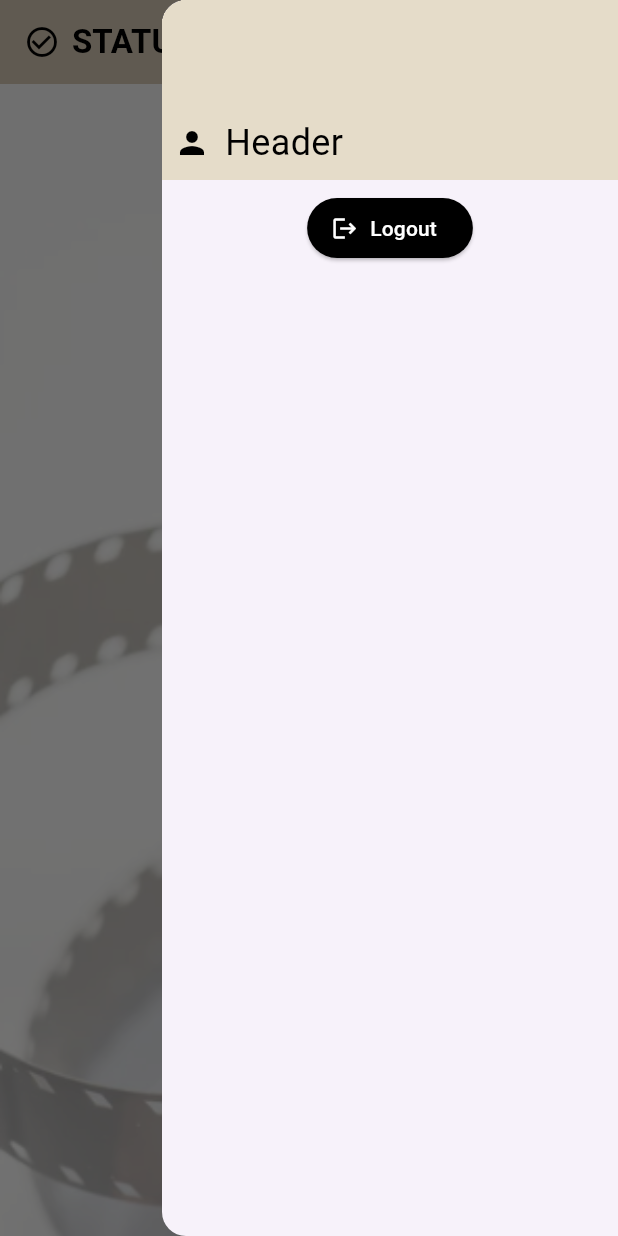
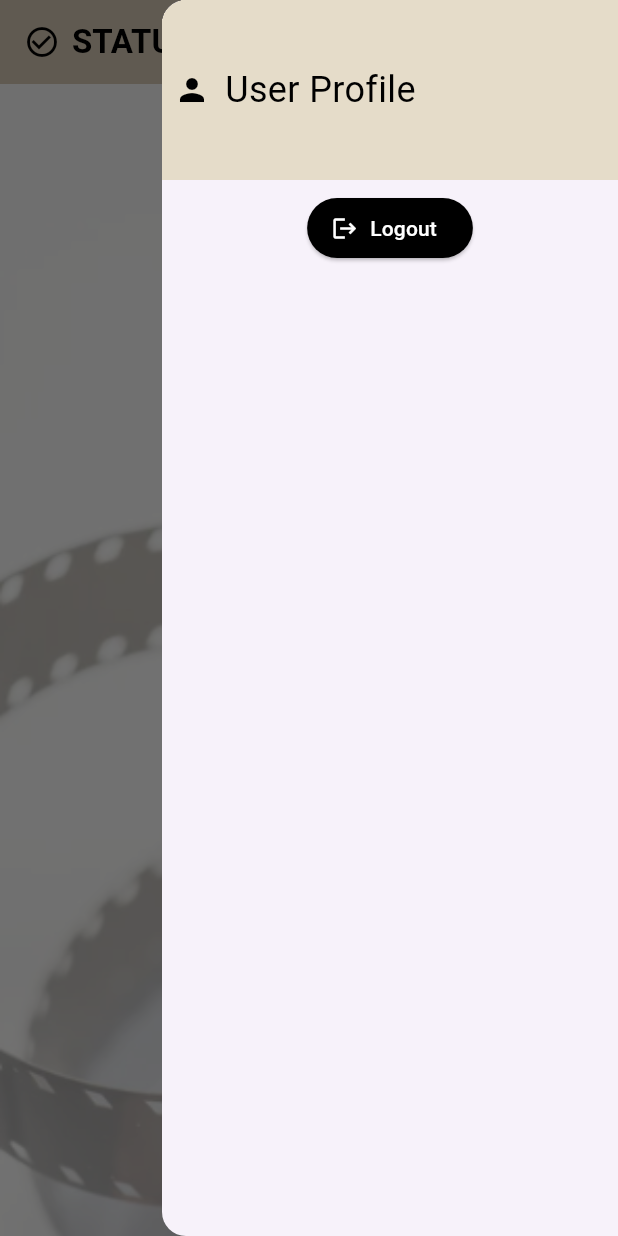
Before and after one commit to nerdchild6/borrow_movie_newdesign, a Flutter app: the StatusScreen screen opened directly, in the side drawer, after a tap on the "menu" icon, on a phone screen of 412 x 824 dp. Run offline on Flutter 3.47's test engine with Material 3 defaults, Android fonts, the phone set to English and light mode, and no system bars; our stand-ins replace image_picker, shared_preferences; missing offline and left inert: dart_jsonwebtoken; accounts and stored records are empty; network calls fail.

Commit message:
complete status page

```diff
--- a/lib/student/status_screen.dart
+++ b/lib/student/status_screen.dart
@@ -1,6 +1,11 @@
+import 'dart:async';
+import 'dart:convert';
+import 'package:intl/intl.dart';
+import 'package:dart_jsonwebtoken/dart_jsonwebtoken.dart';
 import 'package:flutter/material.dart';
 import 'package:borrow_movie/login_student.dart';
 import 'package:borrow_movie/student/main_screen.dart';
+import 'package:http/http.dart' as http;
 import 'package:shared_preferences/shared_preferences.dart';
 
 class StatusScreen extends StatefulWidget {
@@ -11,17 +16,19 @@ class StatusScreen extends StatefulWidget {
 }
 
 class _StatusScreenState extends State<StatusScreen> {
+  final String url = '172.25.199.86:3000';
+  bool isWaiting = false;
+  List<dynamic>? request;
+  String? userId;
 
   void confirmLogout() {
     showDialog(
       context: context,
       builder: (context) => AlertDialog(
-        title: const Text('Sure to logout?'),
+        title: const Text('Are you sure you want to logout?'),
         actions: [
           TextButton(
-            onPressed: () {
-              Navigator.pop(context);
-            },
+            onPressed: () => Navigator.pop(context),
             child: const Text('Cancel'),
           ),
           TextButton(
@@ -33,62 +40,47 @@ class _StatusScreenState extends State<StatusScreen> {
     );
   }
 
-  void logout() async {
-    // remove stored token
+  Future<void> logout() async {
     final prefs = await SharedPreferences.getInstance();
     await prefs.clear();
-    // await prefs.remove('token');
 
-
-    // to prevent warning of using context in async function
     if (!mounted) return;
-    // Cannot use only pushReplacement() because the dialog is showing
     Navigator.pushAndRemoveUntil(
       context,
-      MaterialPageRoute(builder: (context) => LoginScreen()),
+      MaterialPageRoute(builder: (context) => const LoginScreen()),
       (route) => false,
     );
   }
 
-  // Method to create a drawer
-  Widget createDrawer(BuildContext context) {
+  Widget buildDrawer(BuildContext context) {
     return Drawer(
       child: Column(
-        crossAxisAlignment: CrossAxisAlignment.start,
         children: [
           Container(
-        height: 120, // Adjust the height to make it smaller
+            height: 120,
             decoration: const BoxDecoration(color: Color(0xFFE5DCC9)),
-        padding: const EdgeInsets.all(8), // Add padding if needed
-        child: const Column(
-          mainAxisAlignment: MainAxisAlignment.end,
-          children: [
-            Row(
-              children: [
+            padding: const EdgeInsets.all(8),
+            child: Row(
+              children: const [
                 Icon(Icons.person, color: Colors.black),
                 SizedBox(width: 10),
                 Text(
-                  'Header',
+                  'User Profile',
                   style: TextStyle(color: Colors.black, fontSize: 24),
-                ),
-              ],
                 ),
               ],
             ),
           ),
           Padding(
             padding: const EdgeInsets.all(8.0),
-            child: Center(
             child: ElevatedButton.icon(
               onPressed: confirmLogout,
               icon: const Icon(Icons.logout, color: Colors.white),
-                label:
-                    const Text('Logout', style: TextStyle(color: Colors.white)),
+              label: const Text('Logout', style: TextStyle(color: Colors.white)),
               style: ElevatedButton.styleFrom(
                 backgroundColor: Colors.black,
                 shape: RoundedRectangleBorder(
                   borderRadius: BorderRadius.circular(20),
-                  ),
                 ),
               ),
             ),
@@ -98,10 +90,70 @@ class _StatusScreenState extends State<StatusScreen> {
     );
   }
 
+  void showErrorDialog(String title, String message) {
+    showDialog(
+      context: context,
+      builder: (context) => AlertDialog(
+        title: Text(title),
+        content: Text(message),
+        actions: [
+          TextButton(
+            onPressed: () => Navigator.pop(context),
+            child: const Text('OK'),
+          ),
+        ],
+      ),
+    );
+  }
+
+  Future<void> fetchExpenses() async {
+    setState(() => isWaiting = true);
+
+    try {
+      final prefs = await SharedPreferences.getInstance();
+      String? token = prefs.getString('token');
+
+      if (token == null) {
+        if (!mounted) return;
+        Navigator.pushReplacement(
+          context,
+          MaterialPageRoute(builder: (context) => const LoginScreen()),
+        );
+        return;
+      }
+
+      final jwt = JWT.decode(token);
+      userId = jwt.payload['user_id'].toString();
+
+      Uri uri = Uri.http(url, '/request/$userId');
+      http.Response response = await http.get(
+        uri,
+        headers: {'authorization': token},
+      ).timeout(const Duration(seconds: 10));
+
+      if (response.statusCode == 200) {
+        setState(() => request = jsonDecode(response.body));
+        debugPrint('request : $request');
+      } else {
+        showErrorDialog('Error', response.body);
+      }
+    } on TimeoutException {
+      showErrorDialog('Error', 'Request timed out. Please try again.');
+    } catch (e) {
+      showErrorDialog('Error', 'An unknown error occurred.');
+    } finally {
+      setState(() => isWaiting = false);
+    }
+  }
+
+  @override
+  void initState() {
+    super.initState();
+    fetchExpenses();
+  }
+
   @override
   Widget build(BuildContext context) {
-    // Retrieve the data from the route arguments
-    final data = ModalRoute.of(context)?.settings.arguments as Map<String, dynamic>?;
 
     return Scaffold(
       appBar: AppBar(
@@ -110,12 +162,12 @@ class _StatusScreenState extends State<StatusScreen> {
           children: [
             Icon(Icons.check_circle_outline, color: Colors.black),
             SizedBox(width: 8),
-            Text('STATUS', style: TextStyle(color: Colors.black , fontWeight:FontWeight.bold)),
+            Text('STATUS', style: TextStyle(color: Colors.black, fontWeight: FontWeight.bold)),
           ],
         ),
         automaticallyImplyLeading: false,
       ),
-      endDrawer: createDrawer(context),
+      endDrawer: buildDrawer(context),
       body: Container(
         decoration: const BoxDecoration(
           image: DecorationImage(
@@ -123,35 +175,31 @@ class _StatusScreenState extends State<StatusScreen> {
             fit: BoxFit.cover,
           ),
         ),
-        child: data != null && data.isNotEmpty
-            ? DefaultTabController(
-                length: 1, // Only one tab is being used
-                child: Column(
+        child: request != null && request!.isNotEmpty
+            ? Column(
                 children: [
-                    _buildStatusTab(data),
+                  buildStatusCard(request![0]),
                   const SizedBox(height: 16),
                   ElevatedButton(
                     onPressed: () {
                       Navigator.pushAndRemoveUntil(
                         context,
-                          MaterialPageRoute(builder: (context) => MainScreen()),
-                          (Route<dynamic> route) => false, // Remove all previous routes
+                        MaterialPageRoute(builder: (context) => const MainScreen()),
+                        (route) => false,
                       );
                     },
                     style: ElevatedButton.styleFrom(
-                        backgroundColor: const Color.fromARGB(255, 229, 229, 229), // Background color
-                        foregroundColor: Colors.black, // Text color
-                        padding: const EdgeInsets.symmetric(
-                          vertical: 16.0, horizontal: 32.0), // Padding
-                        elevation: 5, // Elevation
+                      backgroundColor: const Color.fromARGB(255, 229, 229, 229),
+                      foregroundColor: Colors.black,
+                      padding: const EdgeInsets.symmetric(vertical: 16.0, horizontal: 32.0),
+                      elevation: 5,
                       shape: RoundedRectangleBorder(
-                          borderRadius: BorderRadius.circular(12.0), // Border radius
+                        borderRadius: BorderRadius.circular(12.0),
                       ),
                     ),
                     child: const Text('Home'),
                   ),
                 ],
-                ),
               )
             : const Center(
                 child: Text('No data available.', style: TextStyle(fontSize: 18)),
@@ -160,7 +208,12 @@ class _StatusScreenState extends State<StatusScreen> {
     );
   }
 
-  Widget _buildStatusTab(Map<String, dynamic> data) {
+  Widget buildStatusCard(Map<String, dynamic> data) {
+    // Format dates
+  String formatDate(String dateStr) {
+    final date = DateTime.parse(dateStr);
+    return DateFormat('d/M/yyyy').format(date);
+  }
     return SingleChildScrollView(
       child: Center(
         child: Card(
@@ -171,19 +224,19 @@ class _StatusScreenState extends State<StatusScreen> {
               mainAxisSize: MainAxisSize.min,
               crossAxisAlignment: CrossAxisAlignment.start,
               children: [
-                Text('Movie name: ${data['mo_name']}', style: const TextStyle(fontSize: 16)),
+                Text('Movie name: ${data['asset_name']}', style: const TextStyle(fontSize: 16)),
                 const SizedBox(height: 8),
-                Text('Borrow date: ${data['borrow_date']}', style: const TextStyle(fontSize: 16)),
+                Text('Borrow date: ${formatDate(data['borrow_date'])}', style: const TextStyle(fontSize: 16)),
                 const SizedBox(height: 8),
-                Text('Return date: ${data['return_date']}', style: const TextStyle(fontSize: 16)),
+                Text('Return date: ${formatDate(data['return_date'])}', style: const TextStyle(fontSize: 16)),
                 const SizedBox(height: 8),
-                Text('Borrower name: ${data['bor_name']}', style: const TextStyle(fontSize: 16)),
+                Text('Borrower name: ${data['user_name']}', style: const TextStyle(fontSize: 16)),
                 const SizedBox(height: 8),
                 Row(
                   children: [
                     const Text('Status: ', style: TextStyle(fontSize: 16)),
                     Text(
-                      data['status'] ?? 'Pending',
+                      '${data['approve_status']}',
                       style: const TextStyle(fontSize: 16, color: Color.fromARGB(255, 186, 113, 11)),
                     ),
                   ],
--- a/pubspec.yaml
+++ b/pubspec.yaml
@@ -39,6 +39,7 @@ dependencies:
   image_picker: ^1.1.2
   shared_preferences: ^2.3.2
   dart_jsonwebtoken: ^2.14.1
+  intl: ^0.19.0
 
 dev_dependencies:
   flutter_test:
```
Also changed, not shown: pubspec.lock. Lines whose indentation alone changed are shown as unchanged.
